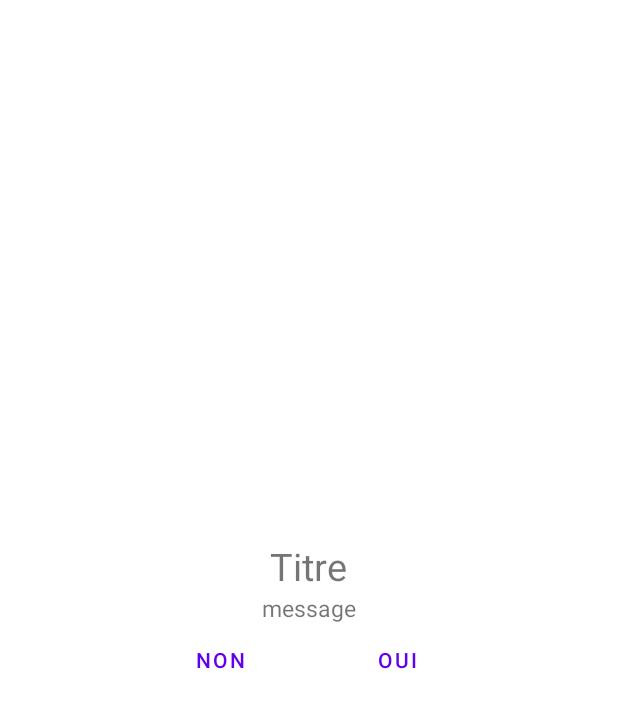
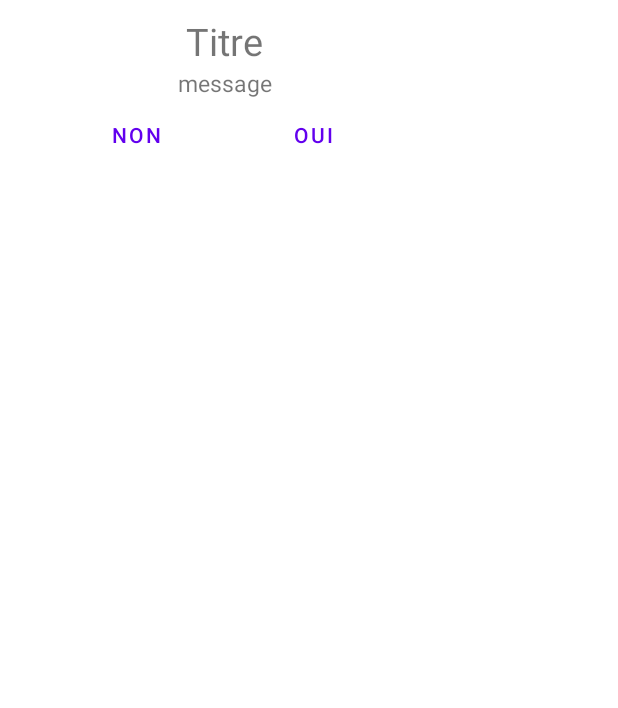
Before and after one commit to nabilesall/contacts, an Android app: the layout popup_layout.xml on its own in the app's theme, with its tools: preview values and no code run, on a phone screen of 412 x 824 dp. Shown: the top 708 px of the screen. Run offline under Robolectric (Android 15) with nearby library versions, the phone set to English and light mode, and no system bars.

Commit message:
design du pop up layout

```diff
--- a/app/src/main/res/layout/first_activity.xml
+++ b/app/src/main/res/layout/first_activity.xml
@@ -33,7 +33,6 @@
             android:layout_height="wrap_content"
             android:text="@string/_20_contacts"
             android:textSize="20sp" />
-
     </LinearLayout>
 
     <SearchView
@@ -75,7 +74,7 @@
                 app:layout_constraintEnd_toEndOf="parent"
                 app:layout_constraintStart_toStartOf="parent"
                 app:layout_constraintTop_toTopOf="parent"
-                tools:ignore="MissingConstraints,RtlSymmetry"/>
+                tools:ignore="MissingConstraints,RtlSymmetry" />
 
         </androidx.constraintlayout.widget.ConstraintLayout>
 
--- a/app/src/main/res/layout/popup_layout.xml
+++ b/app/src/main/res/layout/popup_layout.xml
@@ -1,8 +1,8 @@
 <?xml version="1.0" encoding="utf-8"?>
 <LinearLayout xmlns:android="http://schemas.android.com/apk/res/android"
     android:orientation="vertical"
-    android:layout_width="match_parent"
-    android:layout_height="match_parent"
+    android:layout_width="300dp"
+    android:layout_height="wrap_content"
     android:padding="10dp"
     android:gravity="center">
 
```
